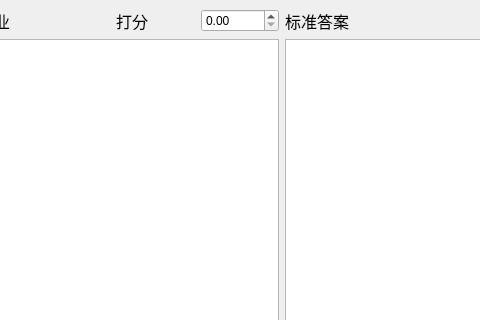
Above: teacherui.ui from BeanLiu1994/Su6missi0nSys before the change; both pictures show x 401 to 881 and y 0 to 320 of the 1027 by 678 pixel window. Below: the same form after it.
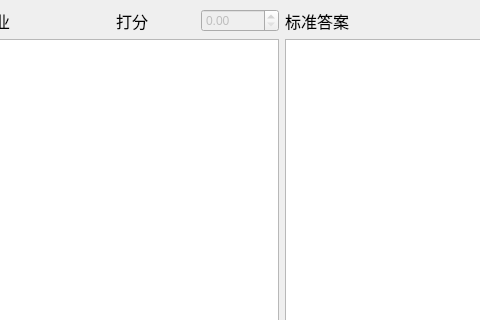
That is the form after the change.

```diff
--- a/teacherui.ui
+++ b/teacherui.ui
@@ -129,7 +129,14 @@
            </widget>
           </item>
           <item>
-           <widget class="QDoubleSpinBox" name="doubleSpinBox"/>
+           <widget class="QDoubleSpinBox" name="doubleSpinBox">
+            <property name="enabled">
+             <bool>false</bool>
+            </property>
+            <property name="maximum">
+             <double>100.000000000000000</double>
+            </property>
+           </widget>
           </item>
          </layout>
         </item>
```
